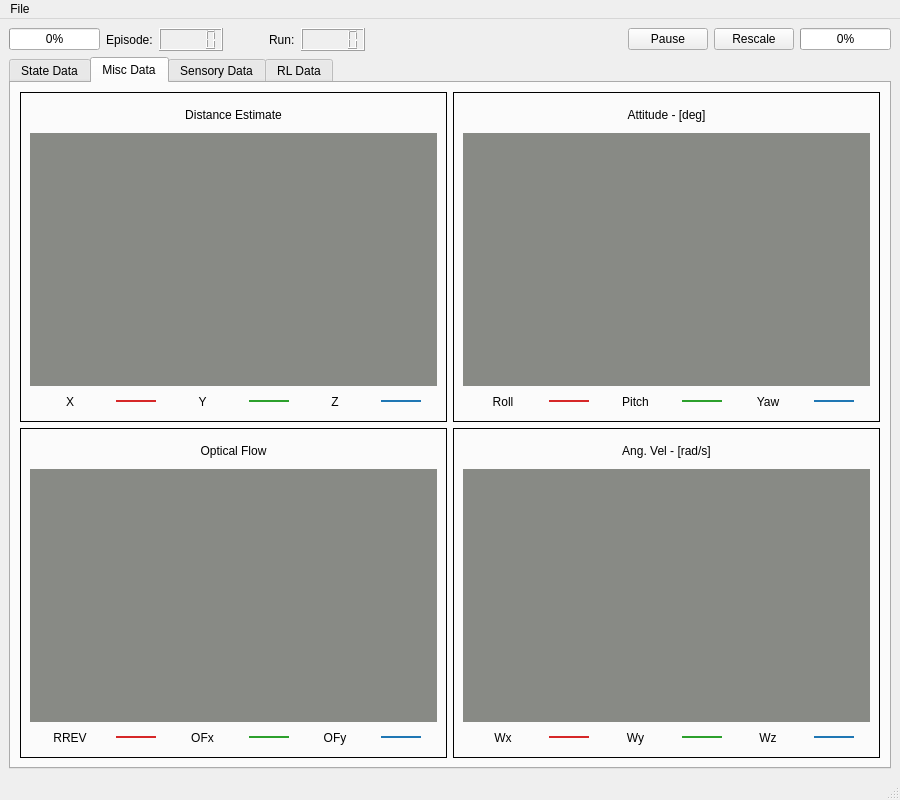
Above: crazyflie_sim_dashboard/mainwindow.ui from bhabas/sar_simulation before the change. Below: the same form after it.
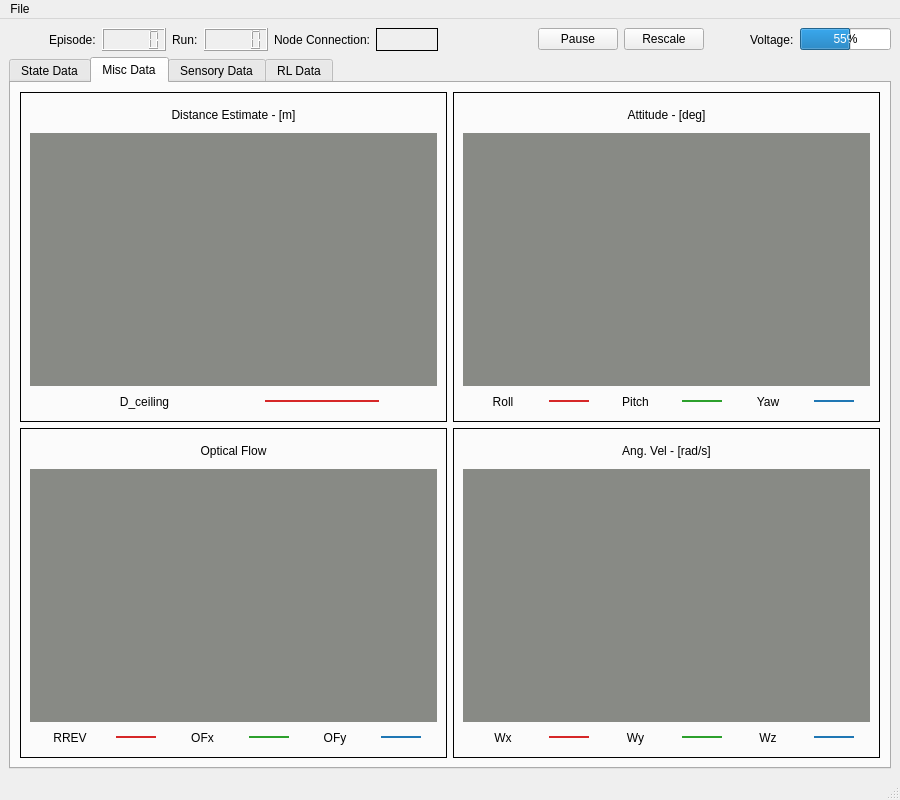
That is the form after the change. The open tabs and pages were chosen to show the change. Custom widgets are drawn as their Qt base class.

Commit message: UI improvements and ep and run number updaters

Diff of the .ui file:
```diff
--- a/crazyflie_sim_dashboard/mainwindow.ui
+++ b/crazyflie_sim_dashboard/mainwindow.ui
@@ -18,16 +18,19 @@
     <item>
      <layout class="QVBoxLayout" name="verticalLayout">
       <item>
-       <layout class="QHBoxLayout" name="horizontalLayout" stretch="0,0,0,0,0,0,80,0,0,20">
+       <layout class="QHBoxLayout" name="horizontalLayout" stretch="0,0,0,0,0,0,0,80,0,0,0,0,20">
         <item>
-         <widget class="QProgressBar" name="Connect_Indicator">
-          <property name="value">
-           <number>0</number>
+         <spacer name="horizontalSpacer_2">
+          <property name="orientation">
+           <enum>Qt::Horizontal</enum>
           </property>
-          <property name="invertedAppearance">
-           <bool>false</bool>
+          <property name="sizeHint" stdset="0">
+           <size>
+            <width>40</width>
+            <height>20</height>
+           </size>
           </property>
-         </widget>
+         </spacer>
         </item>
         <item>
          <widget class="QLabel" name="label_13">
@@ -37,20 +40,7 @@
          </widget>
         </item>
         <item>
-         <widget class="QLCDNumber" name="K_ep_num"/>
-        </item>
-        <item>
-         <spacer name="horizontalSpacer_6">
-          <property name="orientation">
-           <enum>Qt::Horizontal</enum>
-          </property>
-          <property name="sizeHint" stdset="0">
-           <size>
-            <width>40</width>
-            <height>20</height>
-           </size>
-          </property>
-         </spacer>
+         <widget class="QLCDNumber" name="K_ep_LCD"/>
         </item>
         <item>
          <widget class="QLabel" name="label_14">
@@ -69,6 +59,23 @@
           </property>
          </widget>
         </item>
+        <item>
+         <widget class="QLabel" name="label">
+          <property name="text">
+           <string>Node Connection:</string>
+          </property>
+         </widget>
+        </item>
+        <item>
+         <widget class="QLabel" name="label_2">
+          <property name="frameShape">
+           <enum>QFrame::Box</enum>
+          </property>
+          <property name="text">
+           <string>                </string>
+          </property>
+         </widget>
+        </item>
         <item>
          <spacer name="horizontalSpacer">
           <property name="orientation">
@@ -96,10 +103,45 @@
           </property>
          </widget>
         </item>
+        <item>
+         <spacer name="horizontalSpacer_3">
+          <property name="orientation">
+           <enum>Qt::Horizontal</enum>
+          </property>
+          <property name="sizeHint" stdset="0">
+           <size>
+            <width>40</width>
+            <height>20</height>
+           </size>
+          </property>
+         </spacer>
+        </item>
+        <item>
+         <widget class="QLabel" name="label_3">
+          <property name="text">
+           <string>Voltage:</string>
+          </property>
+         </widget>
+        </item>
         <item>
          <widget class="QProgressBar" name="Battery_Voltage">
+          <property name="maximum">
+           <number>100</number>
+          </property>
           <property name="value">
-           <number>0</number>
+           <number>55</number>
+          </property>
+          <property name="alignment">
+           <set>Qt::AlignLeading|Qt::AlignLeft|Qt::AlignVCenter</set>
+          </property>
+          <property name="invertedAppearance">
+           <bool>false</bool>
+          </property>
+          <property name="textDirection">
+           <enum>QProgressBar::TopToBottom</enum>
+          </property>
+          <property name="format">
+           <string>%p%</string>
           </property>
          </widget>
         </item>
@@ -569,11 +611,11 @@
                 </property>
                 <layout class="QHBoxLayout" name="horizontalLayout_9">
                  <item>
-                  <layout class="QVBoxLayout" name="verticalLayout_8" stretch="1,10,1">
+                  <layout class="QVBoxLayout" name="verticalLayout_8" stretch="1,10,0">
                    <item>
                     <widget class="QLabel" name="label_22">
                      <property name="text">
-                      <string>Distance Estimate</string>
+                      <string>Distance Estimate - [m]</string>
                      </property>
                      <property name="alignment">
                       <set>Qt::AlignCenter</set>
@@ -588,11 +630,11 @@
                     </widget>
                    </item>
                    <item>
-                    <layout class="QHBoxLayout" name="horizontalLayout_8" stretch="10,5,10,5,10,5,2">
+                    <layout class="QHBoxLayout" name="horizontalLayout_8" stretch="10,5,0,0,2">
                      <item>
                       <widget class="QLabel" name="label_23">
                        <property name="text">
-                        <string>X</string>
+                        <string>D_ceiling</string>
                        </property>
                        <property name="alignment">
                         <set>Qt::AlignCenter</set>
@@ -616,16 +658,6 @@
                        </property>
                       </widget>
                      </item>
-                     <item>
-                      <widget class="QLabel" name="label_24">
-                       <property name="text">
-                        <string>Y</string>
-                       </property>
-                       <property name="alignment">
-                        <set>Qt::AlignCenter</set>
-                       </property>
-                      </widget>
-                     </item>
                      <item>
                       <widget class="Line" name="line_18">
                        <property name="styleSheet">
@@ -642,16 +674,6 @@
                        </property>
                       </widget>
                      </item>
-                     <item>
-                      <widget class="QLabel" name="label_25">
-                       <property name="text">
-                        <string>Z</string>
-                       </property>
-                       <property name="alignment">
-                        <set>Qt::AlignCenter</set>
-                       </property>
-                      </widget>
-                     </item>
                      <item>
                       <widget class="Line" name="line_19">
                        <property name="styleSheet">
```
Left out of the diff: 6 changed lines with no effect on the pictures. The commit also changes 1 other file.
